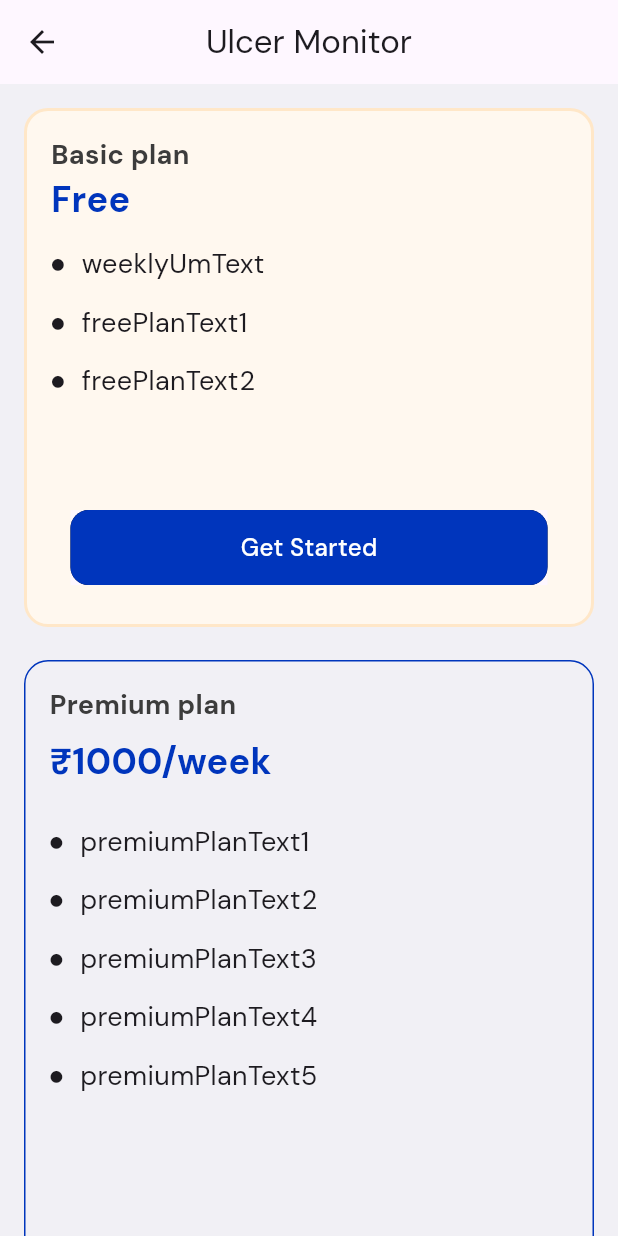
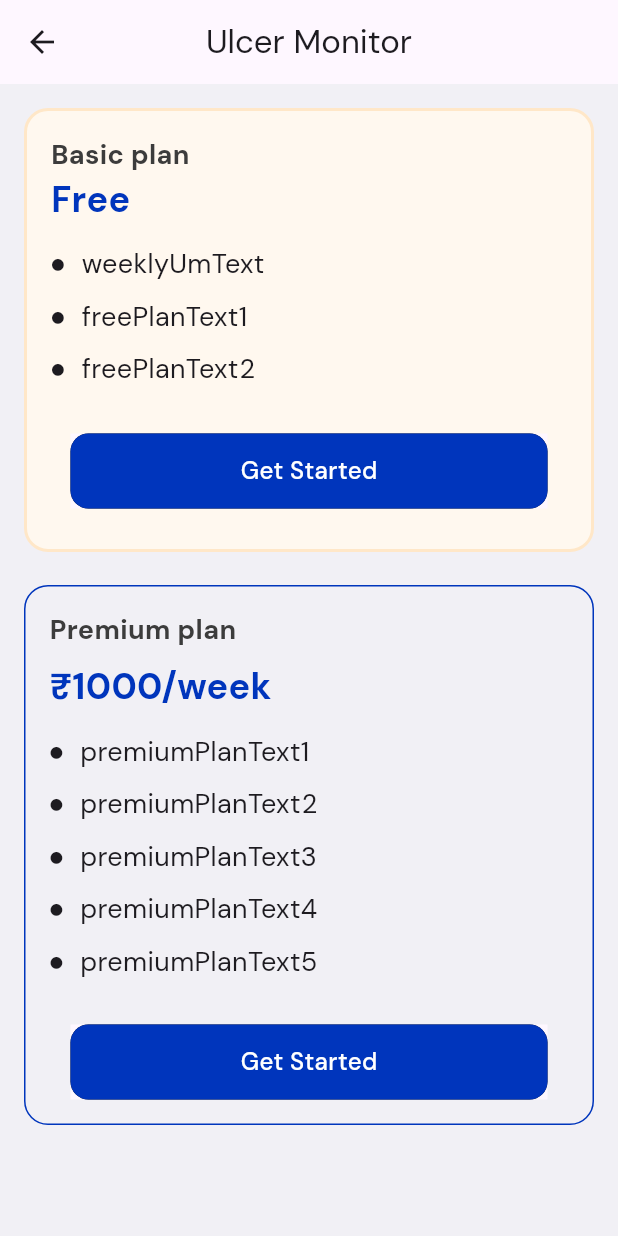
Before and after one commit to narimetisaigopi/doctor_foot_app, a Flutter app: the UlcerScreen screen opened directly, on a phone screen of 412 x 824 dp. Run offline on Flutter 3.47's test engine with Material 3 defaults, Android fonts, the light colour scheme and no system bars; our stand-ins replace cached_network_image, easy_localization, flutter_form_builder, flutter_rating_bar, flutter_svg, fluttertoast and 8 more; missing offline and left inert: razorpay_flutter; accounts and stored records are empty; project files that could hold a hidden picture were left out.

Commit message:
comments are resolved

```diff
--- a/lib/screens/dash_board/dash_board_screen.dart
+++ b/lib/screens/dash_board/dash_board_screen.dart
@@ -1,6 +1,6 @@
 import 'package:doctor_foot_app/screens/dash_board/diet_chart_screen.dart';
 import 'package:doctor_foot_app/screens/dash_board/home_screen.dart';
-import 'package:doctor_foot_app/screens/dash_board/profile_screen.dart';
+import 'package:doctor_foot_app/screens/dash_board/profile_details_screen.dart';
 import 'package:doctor_foot_app/screens/dash_board/ulcer_screen.dart';
 import 'package:doctor_foot_app/screens/dash_board/videos_screen.dart';
 import 'package:doctor_foot_app/utils/constants/app_colors.dart';
--- a/lib/screens/dash_board/ulcerMonitor_widgets/basicPlan_widget.dart
+++ b/lib/screens/dash_board/ulcerMonitor_widgets/basicPlan_widget.dart
@@ -1,5 +1,4 @@
 import 'package:doctor_foot_app/models/ulcer_monitor_models/free_plan_model.dart';
-import 'package:doctor_foot_app/screens/dash_board/ulcerMonitor_widgets/custom_ulcer_button.dart';
 import 'package:doctor_foot_app/screens/dash_board/ulcerMonitor_widgets/dotted_widget.dart';
 import 'package:doctor_foot_app/utils/constants/app_colors.dart';
 import 'package:doctor_foot_app/utils/widgets/custom_button.dart';
@@ -16,10 +15,9 @@ class BasicPlanWidget extends StatefulWidget {
 class _BasicPlanWidgetState extends State<BasicPlanWidget> {
   @override
   Widget build(BuildContext context) {
-    Size size = MediaQuery.of(context).size;
 
     return Container(
-      height: size.height * 0.42,
+     height: 296,
       width: double.infinity,
       decoration: BoxDecoration(
         borderRadius: BorderRadius.circular(16),
@@ -50,15 +48,14 @@ class _BasicPlanWidgetState extends State<BasicPlanWidget> {
             ).tr(),
           ),
           const SizedBox(
-            height: 12,
+            height: 08,
           ),
           Expanded(
-            child: ListView.separated(
+            child: ListView.builder(
+              shrinkWrap: true,
               physics: NeverScrollableScrollPhysics(),
                 itemCount: freePlanList.length,
-                separatorBuilder: (context, index) => const SizedBox(
-                      height: 12,
-                    ),
+
                 itemBuilder: (context, index) {
                   final freePlanItem = freePlanList[index];
                   return DottedWidget(
@@ -66,8 +63,7 @@ class _BasicPlanWidgetState extends State<BasicPlanWidget> {
                   );
                 }),
           ),
-         const Padding(
-            padding:  EdgeInsets.only(bottom: 26),
+        const Expanded(
            child: Center(
              child: CustomButton(
                width: 318,
--- a/lib/screens/dash_board/ulcerMonitor_widgets/dotted_widget.dart
+++ b/lib/screens/dash_board/ulcerMonitor_widgets/dotted_widget.dart
@@ -7,9 +7,12 @@ class DottedWidget extends StatelessWidget {
 
   @override
   Widget build(BuildContext context) {
-    return Text(
-      "   ●  $text",
-      style: const TextStyle(fontSize: 18, fontWeight: FontWeight.w400),
-    ).tr();
+    return Padding(
+      padding: const EdgeInsets.symmetric(vertical: 04),
+      child: Text(
+        "${"   ●  "}$text",
+        style: const TextStyle(fontSize: 18, fontWeight: FontWeight.w400),
+      ).tr(),
+    );
   }
 }
--- a/lib/screens/dash_board/ulcerMonitor_widgets/premiumPlan_widget.dart
+++ b/lib/screens/dash_board/ulcerMonitor_widgets/premiumPlan_widget.dart
@@ -1,5 +1,4 @@
 import 'package:doctor_foot_app/models/ulcer_monitor_models/premium_model.dart';
-import 'package:doctor_foot_app/screens/dash_board/ulcerMonitor_widgets/custom_ulcer_button.dart';
 import 'package:doctor_foot_app/screens/dash_board/ulcerMonitor_widgets/dotted_widget.dart';
 import 'package:doctor_foot_app/utils/constants/app_colors.dart';
 import 'package:doctor_foot_app/utils/widgets/custom_button.dart';
@@ -16,10 +15,9 @@ class PremiumPlanWidget extends StatefulWidget {
 class _PremiumPlanWidgetState extends State<PremiumPlanWidget> {
   @override
   Widget build(BuildContext context) {
-    Size size = MediaQuery.of(context).size;
 
     return Container(
-      height: size.height * 0.57,
+      height: 360,
       width: double.infinity,
       decoration: BoxDecoration(
         borderRadius: BorderRadius.circular(16),
@@ -52,15 +50,13 @@ class _PremiumPlanWidgetState extends State<PremiumPlanWidget> {
             ).tr(),
           ),
           const SizedBox(
-            height: 22,
+            height: 08,
           ),
           Expanded(
-            child: ListView.separated(
-                physics: NeverScrollableScrollPhysics(),
+            child: ListView.builder(
+                shrinkWrap: true,
+                physics: const NeverScrollableScrollPhysics(),
                 itemCount: premiumPlanList.length,
-                separatorBuilder: (context, index) => const SizedBox(
-                      height: 12,
-                    ),
                 itemBuilder: (context, index) {
                   final premiumPlanItem = premiumPlanList[index];
                   return DottedWidget(
@@ -68,10 +64,7 @@ class _PremiumPlanWidgetState extends State<PremiumPlanWidget> {
                   );
                 }),
           ),
-          // CustomUlcerButton(onPressed: () {})
-         const  Padding(
-            padding:  EdgeInsets.only(bottom: 26),
-            child: Center(
+          const Center(
             child: CustomButton(
               width: 318,
               buttonName: "getStartedButton",
@@ -79,7 +72,7 @@ class _PremiumPlanWidgetState extends State<PremiumPlanWidget> {
               borderRadius: 12,
             ),
           ),
-          )
+          SizedBox(height: 16,)
         ],
       ),
     );
--- a/lib/screens/dash_board/ulcer_screen.dart
+++ b/lib/screens/dash_board/ulcer_screen.dart
@@ -21,11 +21,12 @@ class _UlcerScreenState extends State<UlcerScreen> {
         centerTitle: true,
       ),
       body: SingleChildScrollView(
+        child: Expanded(
           child: Container(
             margin: const EdgeInsets.only(left: 16, top: 16, right: 16),
             color: AppColors.secondary,
             child: const Column(
-            children: [
+              children:  [
                 BasicPlanWidget(),
                 SizedBox(
                   height: 22,
@@ -35,6 +36,7 @@ class _UlcerScreenState extends State<UlcerScreen> {
             ),
           ),
         ),
+      ),
     );
   }
 }
--- a/lib/screens/dash_board/videosScreenWidgets/footAssement_widget.dart
+++ b/lib/screens/dash_board/videosScreenWidgets/footAssement_widget.dart
@@ -14,7 +14,6 @@ class FootAssessmentWidget extends StatefulWidget {
 class _FootAssessmentWidgetState extends State<FootAssessmentWidget> {
   @override
   Widget build(BuildContext context) {
-    Size size = MediaQuery.of(context).size;
 
     return Container(
       margin: const EdgeInsets.only(left: 16, right: 12, top: 06, bottom: 10),
@@ -41,7 +40,7 @@ class _FootAssessmentWidgetState extends State<FootAssessmentWidget> {
             ],
           ),
           SizedBox(
-            height: size.height * 0.15,
+            height: 144,
             width: double.infinity,
             child: ListView.separated(
                 separatorBuilder: (context, index) {
--- a/lib/splash_screen.dart
+++ b/lib/splash_screen.dart
@@ -1,4 +1,3 @@
-import 'package:doctor_foot_app/screens/dash_board/profile/myProfile_screen.dart';
 import 'package:doctor_foot_app/screens/intro_screen.dart';
 import 'package:doctor_foot_app/utils/constants/app_colors.dart';
 import 'package:doctor_foot_app/utils/constants/assets_constants.dart';
--- a/lib/utils/widgets/custom_button.dart
+++ b/lib/utils/widgets/custom_button.dart
@@ -45,15 +45,10 @@ class _CustomButtonState extends State<CustomButton> {
            widget.isBoxShadow?  BoxShadow(
               color: Colors.grey.shade400,
               blurRadius: 8,
-              // spreadRadius: 2,
               blurStyle: BlurStyle.outer,
               offset: const Offset(1, 2),
-            ):BoxShadow(
-              // color: Colors.grey.shade400,
-              // blurRadius: 8,
-              // // spreadRadius: 2,
-              // blurStyle: BlurStyle.outer,
-              // offset: const Offset(1, 2),
+            ): const BoxShadow(
+
             )
           ],
           borderRadius: BorderRadius.circular(widget.borderRadius),
```
Also changed, not shown: lib/screens/dash_board/videosScreenWidgets/videos_main_widget.dart (+10 -18 lines), lib/screens/dash_board/videosScreenWidgets/watch_now_widget.dart (+10 -8 lines), lib/utils/constants/constants.dart (+9 -17 lines), lib/screens/dash_board/profile_details_screen.dart (renamed from lib/screens/dash_board/profile_screen.dart). Lines whose indentation alone changed are shown as unchanged.
